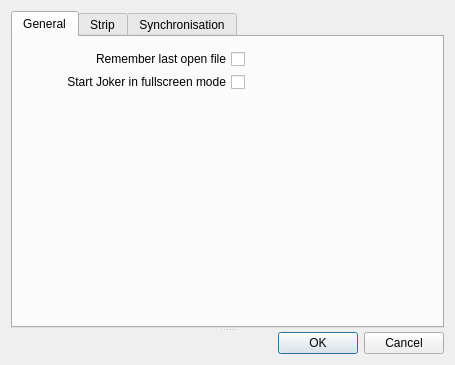
First picture: the form in app/Joker/PreferencesDialog.ui, repository JokerSync/Joker, before the edit.
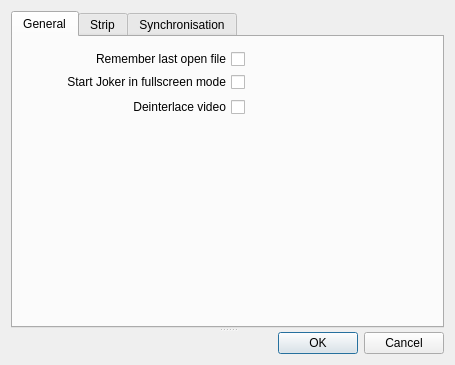
Second picture: the form after the edit. The open tabs and pages were chosen to show the change.

Commit message: adding preference for deinterlace

```diff
--- a/app/Joker/PreferencesDialog.ui
+++ b/app/Joker/PreferencesDialog.ui
@@ -65,6 +65,25 @@
          <string>Remember last open file</string>
         </property>
        </widget>
+       <widget class="QCheckBox" name="cBoxDeinterlace">
+	<property name="geometry">
+	 <rect>
+	  <x>20</x>
+	  <y>60</y>
+	  <width>212</width>
+	  <height>20</height>
+	 </rect>
+	</property>
+	<property name="layoutDirection">
+	 <enum>Qt::RightToLeft</enum>
+	</property>
+	<property name="text">
+	 <string>Deinterlace video</string>
+	</property>
+	<property name="tristate">
+	 <bool>false</bool>
+	</property>
+       </widget>
       </widget>
       <widget class="QWidget" name="tabStrip">
        <attribute name="title">
```
Left out of the diff: 2 changed lines with no effect on the pictures. The commit also changes 2 other files.
